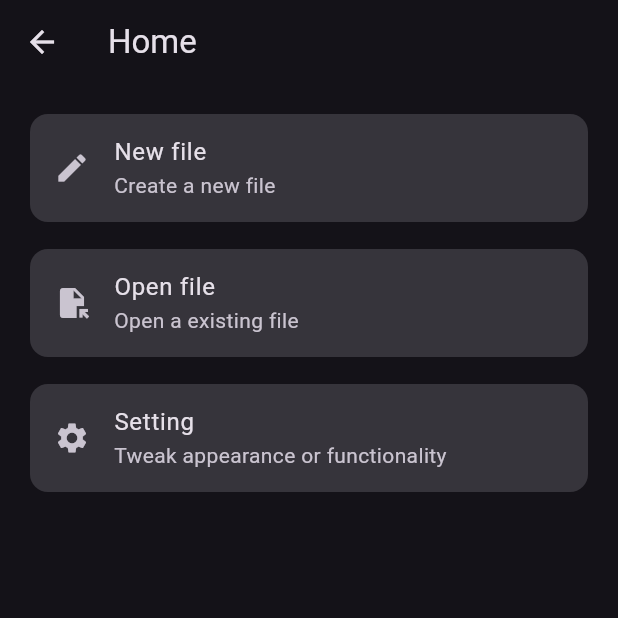
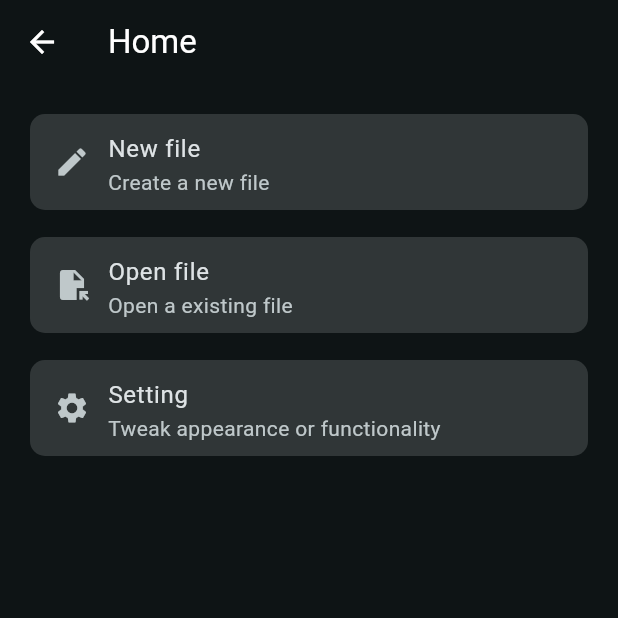
Before and after one commit to IcosagonZ/NotDwn, a Flutter app: the StartPage screen opened directly, on a phone screen of 412 x 824 dp, the top half of it. Run offline on Flutter 3.47's test engine with Material 3 defaults, Android fonts, the phone set to English and light mode, and no system bars; our stand-ins replace file_picker, flex_color_scheme; missing offline and left inert: split_view, window_manager; statements that could not run were skipped.

Commit message:
Changed theme

```diff
--- a/lib/main.dart
+++ b/lib/main.dart
@@ -1,8 +1,11 @@
 import 'package:flutter/material.dart';
 import 'package:window_manager/window_manager.dart';
+import 'package:flex_color_scheme/flex_color_scheme.dart';
 
 import 'pages/start.dart';
 import 'pages/editor.dart';
+
+import 'themes/grayscale.dart';
 
 void main()
 {
@@ -34,7 +37,7 @@ class NotDwnApp extends StatelessWidget
   Widget build(BuildContext context) {
     return MaterialApp(
       title: 'NotDwn',
-      theme: ThemeData.dark(),
+      theme: GrayscaleTheme.dark,
       home: EditorPage(),
 
       debugShowCheckedModeBanner: false,
--- /dev/null
+++ b/lib/themes/grayscale.dart
@@ -0,0 +1,173 @@
+import 'package:flex_color_scheme/flex_color_scheme.dart';
+import 'package:flutter/cupertino.dart';
+import 'package:flutter/material.dart';
+/// The [GrayscaleTheme] defines light and dark themes for the app.
+///
+/// Theme setup for FlexColorScheme package v8.
+/// Use same major flex_color_scheme package version. If you use a
+/// lower minor version, some properties may not be supported.
+/// In that case, remove them after copying this theme to your
+/// app or upgrade the package to version 8.4.0.
+///
+/// Use it in a [MaterialApp] like this:
+///
+/// MaterialApp(
+///   theme: GrayscaleTheme.light,
+///   darkTheme: GrayscaleTheme.dark,
+/// );
+abstract final class GrayscaleTheme {
+  // The FlexColorScheme defined light mode ThemeData.
+  static ThemeData light = FlexThemeData.light(
+    // Using FlexColorScheme built-in FlexScheme enum based colors
+    scheme: FlexScheme.greys,
+    // Input color modifiers.
+    usedColors: 1,
+    // Surface color adjustments.
+    surfaceMode: FlexSurfaceMode.highBackgroundLowScaffold,
+    blendLevel: 1,
+    // Convenience direct styling properties.
+    appBarStyle: FlexAppBarStyle.background,
+    // Component theme configurations for light mode.
+    subThemesData: const FlexSubThemesData(
+      blendOnLevel: 10,
+      useMaterial3Typography: true,
+      useM2StyleDividerInM3: true,
+      thinBorderWidth: 0.5,
+      splashType: FlexSplashType.noSplash,
+      defaultRadius: 10.0,
+        elevatedButtonSchemeColor: SchemeColor.onPrimaryContainer,
+        elevatedButtonSecondarySchemeColor: SchemeColor.primaryContainer,
+        segmentedButtonSchemeColor: SchemeColor.primary,
+        sliderTrackHeight: 4,
+        inputDecoratorSchemeColor: SchemeColor.primary,
+        inputDecoratorBackgroundAlpha: 21,
+        inputDecoratorBorderType: FlexInputBorderType.outline,
+        inputDecoratorRadius: 8.0,
+        inputDecoratorPrefixIconSchemeColor: SchemeColor.primary,
+        listTileSelectedSchemeColor: SchemeColor.primary,
+        listTileSelectedTileSchemeColor: SchemeColor.onPrimary,
+        fabUseShape: true,
+        fabAlwaysCircular: true,
+        chipBlendColors: false,
+        popupMenuRadius: 6.0,
+        popupMenuElevation: 4.0,
+        alignedDropdown: true,
+        tooltipSchemeColor: SchemeColor.surfaceContainer,
+        tooltipOpacity: null,
+        dialogElevation: 3.0,
+        dialogRadius: 20.0,
+        snackBarRadius: 16,
+        snackBarBackgroundSchemeColor: SchemeColor.surfaceContainerHigh,
+        snackBarActionSchemeColor: SchemeColor.onSurface,
+        appBarCenterTitle: false,
+        tabBarIndicatorAnimation: TabIndicatorAnimation.linear,
+        drawerIndicatorSchemeColor: SchemeColor.primary,
+        bottomNavigationBarMutedUnselectedLabel: false,
+        bottomNavigationBarMutedUnselectedIcon: false,
+        menuRadius: 6.0,
+        menuElevation: 4.0,
+        menuBarRadius: 0.0,
+        menuBarElevation: 1.0,
+        searchUseGlobalShape: true,
+        navigationBarSelectedLabelSchemeColor: SchemeColor.primary,
+        navigationBarSelectedIconSchemeColor: SchemeColor.onPrimary,
+        navigationBarIndicatorSchemeColor: SchemeColor.primary,
+        navigationBarElevation: 0.0,
+        navigationRailSelectedLabelSchemeColor: SchemeColor.white,
+        navigationRailMutedUnselectedLabel: true,
+        navigationRailSelectedIconSchemeColor: SchemeColor.white,
+        navigationRailMutedUnselectedIcon: true,
+        navigationRailUseIndicator: false,
+        navigationRailIndicatorOpacity: 1.00,
+    ),
+    // ColorScheme seed generation configuration for light mode.
+    keyColors: const FlexKeyColors(
+      useSecondary: true,
+      useTertiary: true,
+      keepPrimary: true,
+    ),
+    tones: FlexSchemeVariant.oneHue
+    .tones(Brightness.light),
+    // Direct ThemeData properties.
+    visualDensity: VisualDensity.compact,
+    cupertinoOverrideTheme: const CupertinoThemeData(applyThemeToAll: true),
+  );
+
+  // The FlexColorScheme defined dark mode ThemeData.
+  static ThemeData dark = FlexThemeData.dark(
+    // Using FlexColorScheme built-in FlexScheme enum based colors.
+    scheme: FlexScheme.greys,
+    // Input color modifiers.
+    usedColors: 1,
+    // Surface color adjustments.
+    darkIsTrueBlack: true,
+    // Component theme configurations for dark mode.
+    subThemesData: const FlexSubThemesData(
+      blendOnLevel: 10,
+      scaffoldBackgroundSchemeColor: SchemeColor.black,
+      useMaterial3Typography: true,
+      useM2StyleDividerInM3: true,
+      splashType: FlexSplashType.noSplash,
+      adaptiveAppBarScrollUnderOff: FlexAdaptive.all(),
+      defaultRadius: 10.0,
+        thinBorderWidth: 0.5,
+        elevatedButtonSchemeColor: SchemeColor.onPrimaryContainer,
+        elevatedButtonSecondarySchemeColor: SchemeColor.primaryContainer,
+        segmentedButtonSchemeColor: SchemeColor.primary,
+        sliderTrackHeight: 4,
+        inputDecoratorSchemeColor: SchemeColor.primary,
+        inputDecoratorBackgroundAlpha: 43,
+        inputDecoratorBorderSchemeColor: SchemeColor.primary,
+        inputDecoratorBorderType: FlexInputBorderType.outline,
+        inputDecoratorRadius: 8.0,
+        inputDecoratorPrefixIconSchemeColor: SchemeColor.primary,
+        listTileSelectedSchemeColor: SchemeColor.primary,
+        listTileSelectedTileSchemeColor: SchemeColor.onPrimary,
+        fabUseShape: true,
+        fabAlwaysCircular: true,
+        chipBlendColors: false,
+        popupMenuRadius: 6.0,
+        popupMenuElevation: 4.0,
+        alignedDropdown: true,
+        tooltipSchemeColor: SchemeColor.surfaceContainer,
+        tooltipOpacity: null,
+        dialogElevation: 3.0,
+        dialogRadius: 20.0,
+        snackBarRadius: 16,
+        snackBarBackgroundSchemeColor: SchemeColor.surfaceContainerHigh,
+        snackBarActionSchemeColor: SchemeColor.onSurface,
+        appBarBackgroundSchemeColor: SchemeColor.black,
+        appBarCenterTitle: false,
+        bottomAppBarSchemeColor: SchemeColor.black,
+        tabBarIndicatorAnimation: TabIndicatorAnimation.linear,
+        drawerIndicatorSchemeColor: SchemeColor.primary,
+        bottomNavigationBarMutedUnselectedLabel: false,
+        bottomNavigationBarMutedUnselectedIcon: false,
+        menuRadius: 6.0,
+        menuElevation: 4.0,
+        menuBarRadius: 0.0,
+        menuBarElevation: 1.0,
+        searchUseGlobalShape: true,
+        navigationBarSelectedLabelSchemeColor: SchemeColor.primary,
+        navigationBarSelectedIconSchemeColor: SchemeColor.onPrimary,
+        navigationBarIndicatorSchemeColor: SchemeColor.primary,
+        navigationBarElevation: 0.0,
+        navigationRailSelectedLabelSchemeColor: SchemeColor.white,
+        navigationRailMutedUnselectedLabel: true,
+        navigationRailSelectedIconSchemeColor: SchemeColor.white,
+        navigationRailMutedUnselectedIcon: true,
+        navigationRailUseIndicator: false,
+        navigationRailIndicatorOpacity: 1.00,
+    ),
+    // ColorScheme seed configuration setup for dark mode.
+    keyColors: const FlexKeyColors(
+      useSecondary: true,
+      useTertiary: true,
+    ),
+    tones: FlexSchemeVariant.oneHue
+    .tones(Brightness.dark),
+    // Direct ThemeData properties.
+    visualDensity: VisualDensity.compact,
+    cupertinoOverrideTheme: const CupertinoThemeData(applyThemeToAll: true),
+  );
+}
--- a/pubspec.yaml
+++ b/pubspec.yaml
@@ -38,6 +38,7 @@ dependencies:
   intl: ^0.20.3
   window_manager: ^0.5.2
   split_view: ^3.2.2
+  flex_color_scheme: ^8.4.0
 
 dev_dependencies:
   flutter_test:
```
Also changed, not shown: pubspec.lock.
